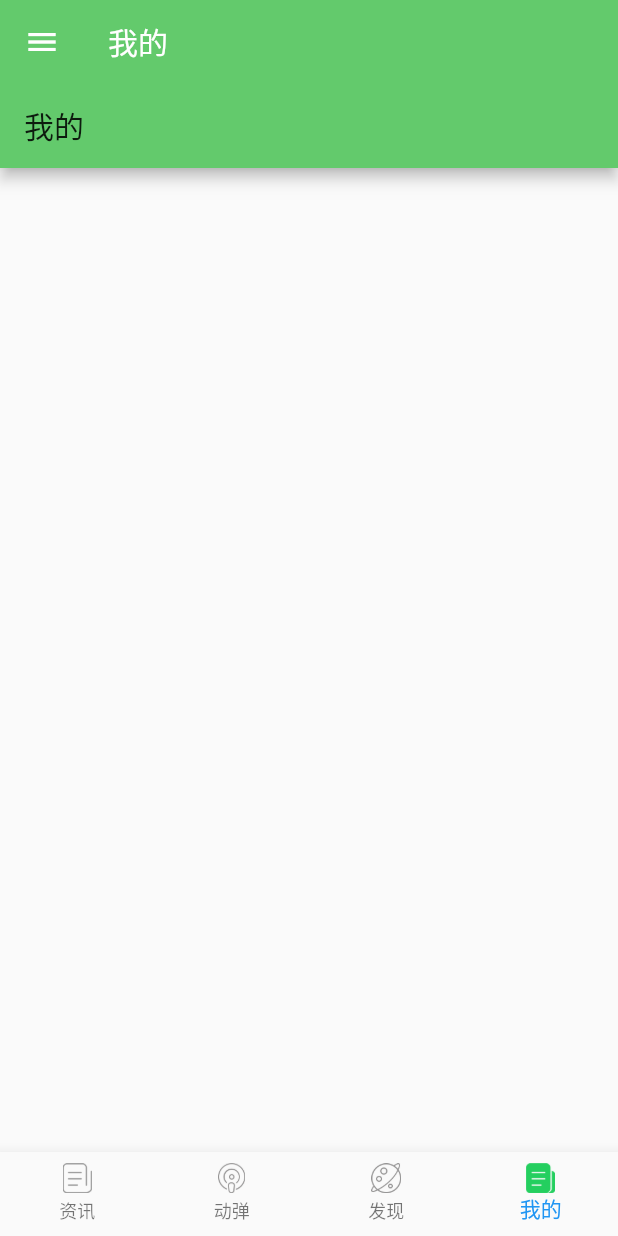
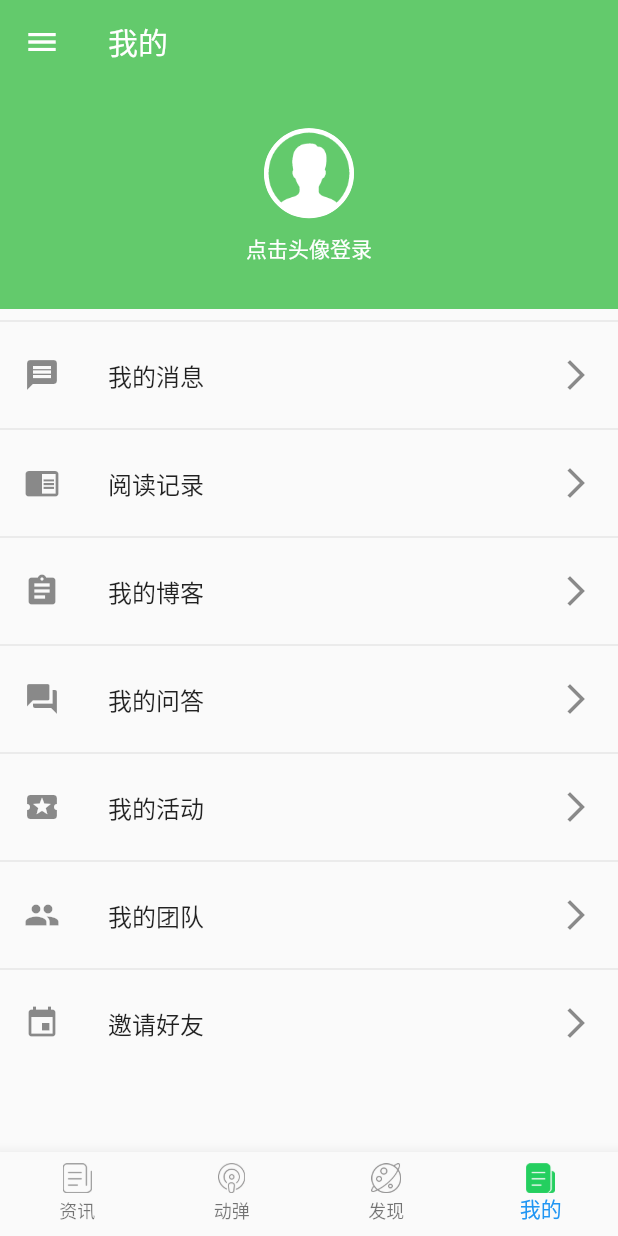
Before and after one commit to Leeeast/flutter_study, a Flutter app: the screen it shows after launch, swiped to page 4, on a phone screen of 412 x 824 dp. Run offline on Flutter 3.47's test engine with Material 2 defaults, Android fonts, the phone set to English and light mode, and no system bars; our stand-ins replace event_bus, image_picker, shared_preferences; missing offline and left inert: flutter_webview_plugin.

Commit message:
登录成功

```diff
--- /dev/null
+++ b/lib/oschina/common/event_bus.dart
@@ -0,0 +1,7 @@
+import 'package:event_bus/event_bus.dart';
+
+EventBus eventBus = EventBus();
+
+class LoginEvent {}
+
+class LogoutEvent {}
--- a/lib/oschina/pages/profile_page.dart
+++ b/lib/oschina/pages/profile_page.dart
@@ -1,3 +1,6 @@
+import 'package:FlutterStudy/oschina/common/event_bus.dart';
+import 'package:FlutterStudy/oschina/constants/constants.dart' show AppColors;
+import 'package:FlutterStudy/oschina/pages/login_web_page.dart';
 import 'package:flutter/material.dart';
 
 class ProfilePage extends StatefulWidget {
@@ -6,11 +9,115 @@ class ProfilePage extends StatefulWidget {
 }
 
 class _ProfilePageState extends State<ProfilePage> {
+  List menuTitles = [
+    '我的消息',
+    '阅读记录',
+    '我的博客',
+    '我的问答',
+    '我的活动',
+    '我的团队',
+    '邀请好友',
+  ];
+  List menuIcons = [
+    Icons.message,
+    Icons.chrome_reader_mode,
+    Icons.assignment,
+    Icons.question_answer,
+    Icons.local_activity,
+    Icons.people,
+    Icons.insert_invitation
+  ];
+
+  String userAvatar;
+  String userName;
+
+  @override
+  void initState() {
+    super.initState();
+    //尝试现实用户信息
+    _showUserInfo();
+    eventBus.on<LoginEvent>().listen((event) {
+      //获取用户信息&显示
+    });
+    eventBus.on<LogoutEvent>().listen((event) {
+      //退出登录
+    });
+  }
+
+  _showUserInfo() {
+    //todo
+  }
+
   @override
   Widget build(BuildContext context) {
-    return Scaffold(
-      appBar: AppBar(
-        title: Text('我的'),
+    return ListView.separated(
+        itemBuilder: (context, index) {
+          if (index == 0) {
+            return _buildHeader();
+          }
+          index -= 1;
+          return ListTile(
+            leading: Icon(menuIcons[index]),
+            title: Text(menuTitles[index]),
+            trailing: Icon(Icons.arrow_forward_ios),
+            onTap: () {
+              //todo
+            },
+          );
+        },
+        separatorBuilder: (context, index) {
+          return Divider();
+        },
+        itemCount: menuTitles.length + 1);
+  }
+
+  _login() async {
+    final result = await Navigator.of(context)
+        .push(MaterialPageRoute(builder: (context) => LoginWebPage()));
+    if (result != null && result == 'refresh') {
+      eventBus.fire(LoginEvent());
+    }
+  }
+
+  Container _buildHeader() {
+    return Container(
+      height: 150.0,
+      color: Color(AppColors.APP_THEME),
+      child: Center(
+        child: Column(
+          mainAxisAlignment: MainAxisAlignment.center,
+          children: <Widget>[
+            //头像
+            GestureDetector(
+              child: Container(
+                width: 60.0,
+                height: 60.0,
+                decoration: BoxDecoration(
+                  shape: BoxShape.circle,
+                  border: Border.all(
+                    color: Colors.white,
+                    width: 2.0,
+                  ),
+                  image: DecorationImage(
+                    image: AssetImage('assets/images/ic_avatar_default.png'),
+                    fit: BoxFit.cover,
+                  ),
+                ),
+              ),
+              onTap: () {
+                //执行登录
+                _login();
+              },
+            ),
+            SizedBox(
+              height: 10.0,
+            ),
+            Text(
+              '点击头像登录',
+              style: TextStyle(color: Colors.white),
+            )
+          ],
+        ),
       ),
     );
   }
--- a/pubspec.yaml
+++ b/pubspec.yaml
@@ -25,6 +25,10 @@ dependencies:
   cupertino_icons: ^0.1.2
   image_picker: ^0.5.0+9
   url_launcher: ^5.0.2
+  http: ^0.12.0+2
+  flutter_webview_plugin: ^0.3.5
+  shared_preferences: ^0.5.2
+  event_bus: ^1.1.0
 
 dev_dependencies:
   flutter_test:
@@ -58,6 +62,8 @@ flutter:
     - assets/images/ic_nav_my_pressed.png
     #抽屉背景
     - assets/images/cover_img.jpg
+    #用户默认头像
+    - assets/images/ic_avatar_default.png
 
   # An image asset can refer to one or more resolution-specific "variants", see
   # https://flutter.dev/assets-and-images/#resolution-aware.
```
Also changed, not shown: lib/oschina/constants/constants.dart (+16 -0 lines), lib/oschina/pages/login_web_page.dart (added, +101 -0 lines), lib/oschina/utils/data_utils.dart (added, +48 -0 lines), lib/oschina/utils/net_utils.dart (added, +27 -0 lines), pubspec.lock, 4 other files.
